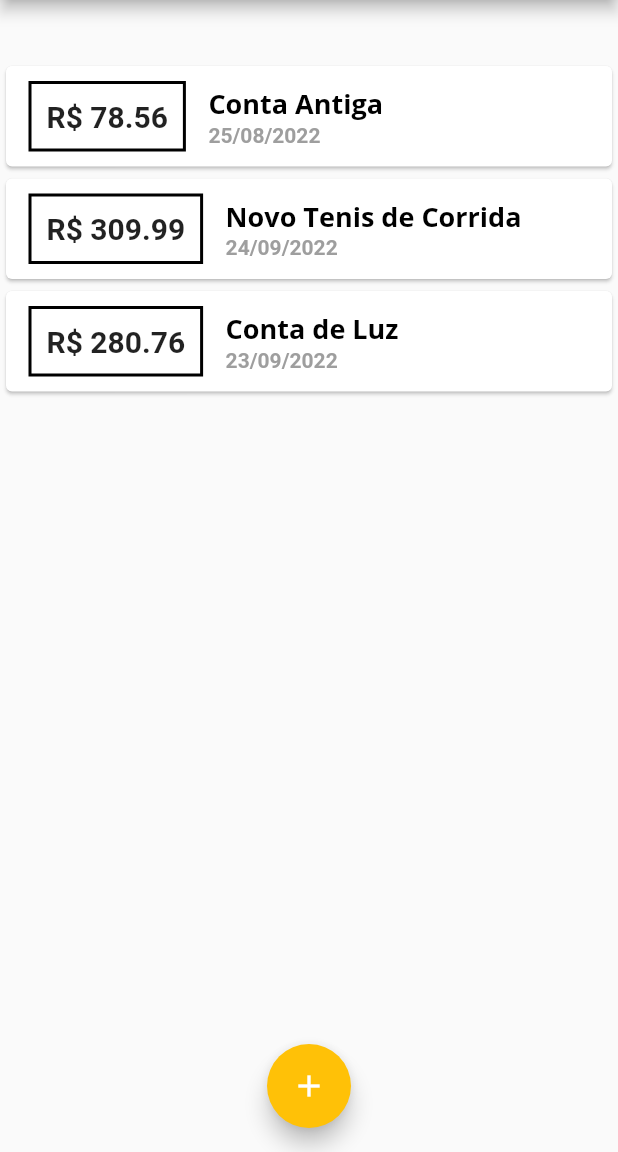
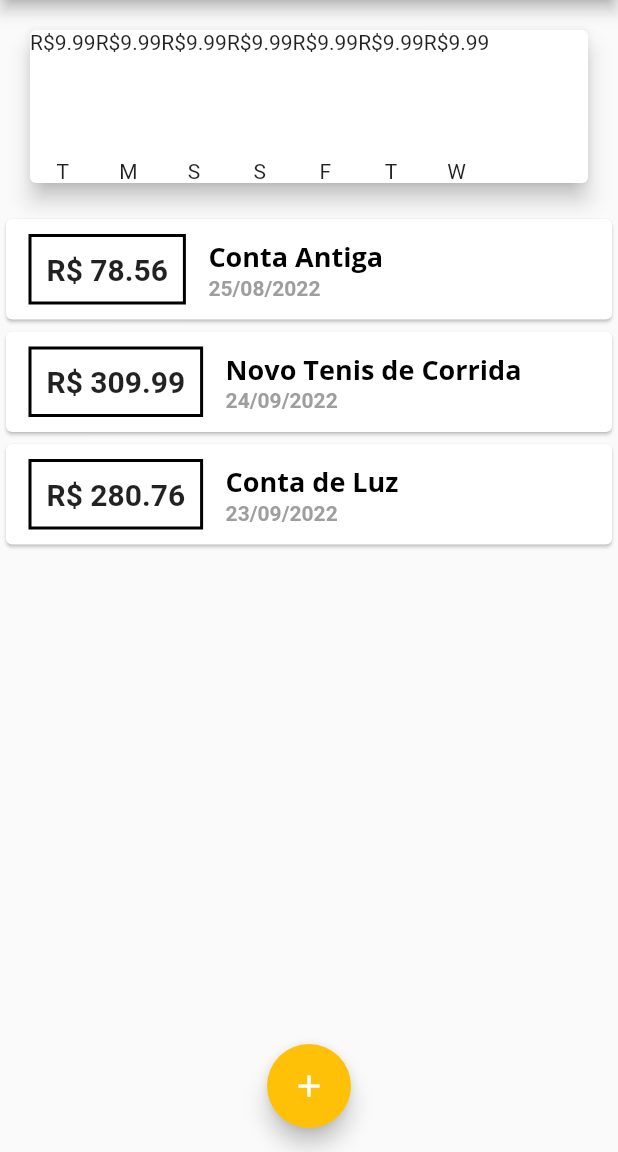
Before and after one commit to ArthurSimoesFerreira/curso-flutter, a Flutter app: the screen it shows after launch, on a phone screen of 412 x 824 dp, the part 84-1236 px from its top. Run offline on Flutter 3.47's test engine with Material 2 defaults, Android fonts, the phone set to English and light mode, and no system bars; missing offline and left inert: dart:ffi.

Commit message:
Implementando Chart Widget

```diff
--- a/expenses/lib/components/chart.dart
+++ b/expenses/lib/components/chart.dart
@@ -1,4 +1,7 @@
+import 'dart:ffi';
+
 import '../models/transaction.dart';
+import "chart_bar.dart";
 import 'package:flutter/material.dart';
 import 'package:intl/intl.dart';
 
@@ -24,9 +27,6 @@ class Chart extends StatelessWidget {
         }
       }
 
-      print(DateFormat.E().format(weekDay)[0]);
-      print(totalSum);
-
       return {
         /*
           DateFormat formata a data em uma string
@@ -48,7 +48,13 @@ class Chart extends StatelessWidget {
       elevation: 6,
       margin: EdgeInsets.all(20),
       child: Row(
-        children: [],
+        children: groupedTransactions.map((tr) {
+          return ChartBar(
+            label: tr["day"].toString(),
+            value: double.tryParse(tr["value"].toString())!,
+            percentage: 0.0,
+          );
+        }).toList(),
       ),
     );
   }
--- /dev/null
+++ b/expenses/lib/components/chart_bar.dart
@@ -0,0 +1,31 @@
+import "package:flutter/material.dart";
+
+class ChartBar extends StatelessWidget {
+  final String label;
+  final double value;
+  final double percentage;
+
+  const ChartBar({
+    required this.label,
+    required this.value,
+    required this.percentage,
+    super.key,
+  });
+
+  @override
+  Widget build(BuildContext context) {
+    return Column(
+      children: [
+        Text("R\$${value.toStringAsFixed(2)}"),
+        const SizedBox(height: 5),
+        Container(
+          height: 60,
+          width: 10,
+          child: null,
+        ),
+        const SizedBox(height: 5),
+        Text(label),
+      ],
+    );
+  }
+}
```
